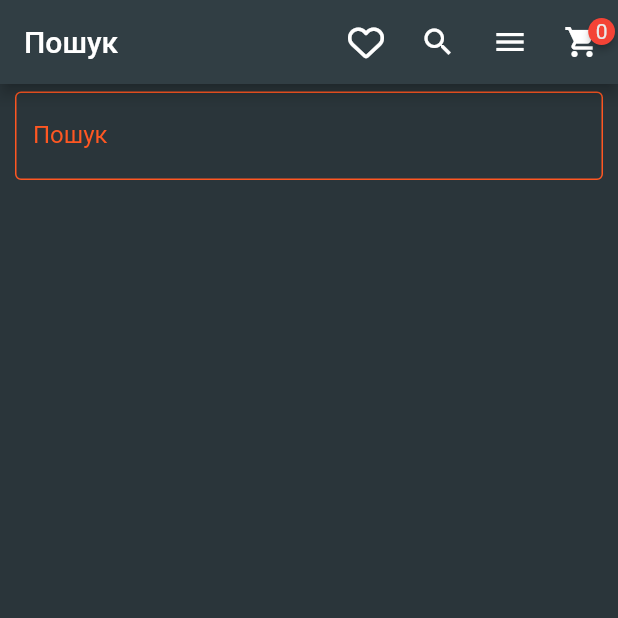
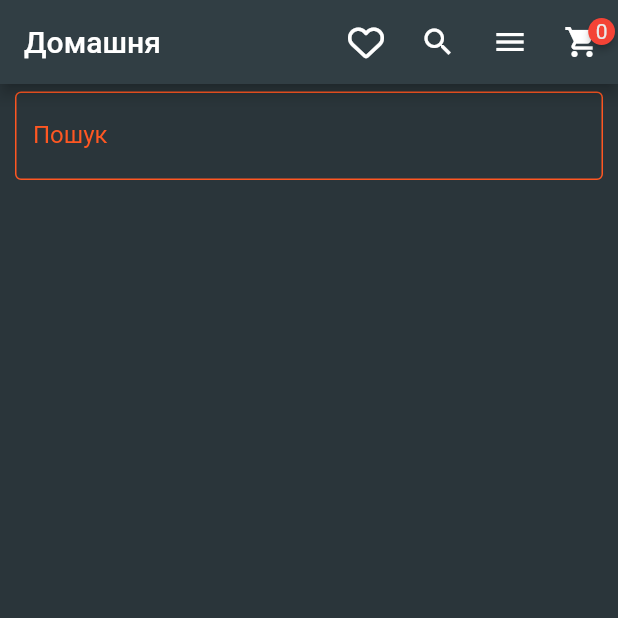
Before and after one commit to valeruchn/sample_shop, a Flutter app: the screen it shows after launch, after a tap on the "search" icon, on a phone screen of 412 x 824 dp, the top half of it. Run offline on Flutter 3.47's test engine with Material 2 defaults, Android fonts, the light colour scheme and no system bars; drawn by our look-alikes of badges; our stand-ins replace cloud_firestore, dio, firebase_auth, firebase_core, flutter_redux, font_awesome_flutter and 5 more; missing offline and left inert: redux_epics; accounts and stored records are empty.

Commit message:
refactor categories logic

```diff
--- a/lib/common/widgets/home_page/menu_drawer.dart
+++ b/lib/common/widgets/home_page/menu_drawer.dart
@@ -6,36 +6,28 @@ import 'package:flutter_redux/flutter_redux.dart';
 import 'package:font_awesome_flutter/font_awesome_flutter.dart';
 import 'package:redux/redux.dart';
 import 'package:sample_shop/common/helpers/constants/search_category_object_constants.dart';
+import 'package:sample_shop/common/widgets/home_page/category_item.dart';
+import 'package:sample_shop/store/actions/categories.action.dart';
 
 // Flutter imports:
 import 'package:sample_shop/store/actions/products.action.dart';
+import 'package:sample_shop/store/models/categories/category.model.dart';
 import 'package:sample_shop/store/reducers/reducer.dart';
 import 'package:sample_shop/common/helpers/constants/colors_constants.dart';
 import 'package:sample_shop/common/helpers/constants/text_constants.dart';
 
 class MenuDrawer extends StatefulWidget {
-  const MenuDrawer({Key? key, required this.handleChangeTitle})
+  const MenuDrawer({Key? key})
       : super(key: key);
-  final void Function(String title) handleChangeTitle;
 
   @override
   State<MenuDrawer> createState() => _MenuDrawerState();
 }
 
 class _MenuDrawerState extends State<MenuDrawer> {
-  bool _isOpenSubCatMenu = false;
-
-  // Открыть подкатегории
-  void _toggleSubCatMenu() {
-    setState(() {
-      _isOpenSubCatMenu = !_isOpenSubCatMenu;
-    });
-  }
-
   // Переключение фильтра
   void _handleChangeFilter(Store<AppState> store) => (String category,
           String title, BuildContext context, String? subcategory) {
-        widget.handleChangeTitle(title);
         if (category == kFavouriteCategorySearch.category) {
           store.dispatch(GetFavouriteProductsPending());
         } else {
@@ -62,59 +54,16 @@ class _MenuDrawerState extends State<MenuDrawer> {
                 style: TextStyle(fontSize: 30.00),
               ),
             ),
-            ListTile(
-              leading: const FaIcon(
-                FontAwesomeIcons.pizzaSlice,
-                color: kPrimaryColor,
-              ),
-              title: Text(kPizzaCategorySearch.title),
-              onTap: () => query(kPizzaCategorySearch.category,
-                  kPizzaCategorySearch.title, context, null),
-            ),
-            // Выпадающее меню
-            ListTile(
-                leading: const Icon(Icons.support_sharp, color: kPrimaryColor),
-                title: const Text(kRollsCategoryTitleText),
-                onTap: _toggleSubCatMenu),
-            if (_isOpenSubCatMenu)
-              Column(
+            StoreConnector<AppState, List<CategoryModel>>(
+              onInit: (store) => store.dispatch(GetCategoriesPending()),
+              converter: (store) => store.state.categories,
+              builder: (context, categories) => Column(
                 children: [
-                  const Divider(
-                    color: kDefaultBorderColor,
-                    height: 0.00,
-                  ),
-                  ...kDropDownButtonSubcategoryList
-                      .map((subcategory) => ListTile(
-                          leading: Container(
-                            margin:
-                                const EdgeInsets.only(left: 15.00, top: 5.5),
-                            child: const FaIcon(
-                              FontAwesomeIcons.circleDot,
-                              size: 12.00,
-                              color: kPrimaryColor,
-                            ),
-                          ),
-                          title: Container(
-                              margin: const EdgeInsets.only(left: 10.00),
-                              child: Text(subcategory.title)),
-                          onTap: () => query(
-                              subcategory.category,
-                              subcategory.title,
-                              context,
-                              subcategory.subcategory)))
-                      .toList(),
-                  const Divider(
-                    color: kDefaultBorderColor,
-                    height: 0.00,
-                  ),
+                  ...categories
+                      .map((category) => CategoryItem(category: category))
+                      .toList()
                 ],
               ),
-            ListTile(
-              leading: const FaIcon(FontAwesomeIcons.kitchenSet,
-                  color: kPrimaryColor),
-              title: Text(kSetsCategorySearch.title),
-              onTap: () => query(kSetsCategorySearch.category,
-                  kSetsCategorySearch.title, context, null),
             ),
             ListTile(
               leading: const FaIcon(FontAwesomeIcons.solidHeart,
@@ -126,8 +75,8 @@ class _MenuDrawerState extends State<MenuDrawer> {
             ListTile(
               leading: const Icon(Icons.all_inclusive, color: kPrimaryColor),
               title: Text(kAllCategorySearch.title),
-              onTap: () => query(
-                  kAllCategorySearch.category, kHomeScreenTitleText, context, null),
+              onTap: () => query(kAllCategorySearch.category,
+                  kHomeScreenTitleText, context, null),
             ),
           ],
         ),
--- a/lib/screens/home_page/home_page.dart
+++ b/lib/screens/home_page/home_page.dart
@@ -32,15 +32,17 @@ class _HomePageState extends State<HomePage> {
   String _selectedTitle = kHomeScreenTitleText;
 
   // Выбор фавориты или все
-  void Function() _handleSelectFavourites(Store<AppState> store) => () {
-        if (_selectedTitle != kFavouriteCategoryTitleText) {
-          handleChangeTitle(kFavouriteCategoryTitleText);
-          store.dispatch(GetFavouriteProductsPending());
-        } else {
-          handleChangeTitle(kHomeScreenTitleText);
-          store.dispatch(GetProductsPending());
-        }
-      };
+  Map<String, dynamic> _handleSelectFavourites(Store<AppState> store) {
+    void action() {
+      if (store.state.homePageTitle != kFavouriteCategoryTitleText) {
+        store.dispatch(GetFavouriteProductsPending());
+      } else {
+        store.dispatch(GetProductsPending());
+      }
+    }
+
+    return {'title': store.state.homePageTitle, 'action': action};
+  }
 
   // изменение заголовка екрана
   void handleChangeTitle(String title) {
@@ -50,8 +52,8 @@ class _HomePageState extends State<HomePage> {
   }
 
   // Вывод иконки фаворит
-  FaIcon favouriteIcon() {
-    if (_selectedTitle == kFavouriteCategoryTitleText) {
+  FaIcon favouriteIcon(String selectedTitle) {
+    if (selectedTitle == kFavouriteCategoryTitleText) {
       return const FaIcon(
         FontAwesomeIcons.solidHeart,
         size: 30.00,
@@ -73,22 +75,20 @@ class _HomePageState extends State<HomePage> {
       child: Scaffold(
         key: _scaffoldKey,
         appBar: AppBar(
-          title: Text(_selectedTitle),
+          title: StoreConnector<AppState, String>(
+            converter: (store) => store.state.homePageTitle,
+            builder: (context, title) => Text(title),
+          ),
           actions: [
-            StoreConnector<AppState, void Function()>(
+            StoreConnector<AppState, Map<String, dynamic>>(
                 converter: _handleSelectFavourites,
-                builder: (context, handleSelectFavourite) => IconButton(
-                    icon: favouriteIcon(), onPressed: handleSelectFavourite)),
+                builder: (context, handlerMap) => IconButton(
+                    icon: favouriteIcon(handlerMap['title']),
+                    onPressed: handlerMap['action'])),
             IconButton(
                 onPressed: () {
                   setState(() {
                     _isOpenSearch = !_isOpenSearch;
-                    // Изменение заголовка
-                    if(_isOpenSearch){
-                      _selectedTitle = kSearchPanelLabelText;
-                    } else {
-                      _selectedTitle = kHomeScreenTitleText;
-                    }
                   });
                 },
                 icon: const Icon(Icons.search)),
@@ -113,7 +113,7 @@ class _HomePageState extends State<HomePage> {
             )
           ],
         ),
-        endDrawer: MenuDrawer(handleChangeTitle: handleChangeTitle),
+        endDrawer: const MenuDrawer(),
         // Для получения данных из стейт
         body: StoreConnector<AppState, AppState>(
           converter: (store) => store.state,
```
Also changed, not shown: lib/common/widgets/home_page/category_item.dart (added, +125 -0 lines), lib/store/actions/home_page_title.action.dart (+5 -2 lines), lib/store/epics/products.epics.dart (+18 -9 lines), lib/store/reducers/home_page_title.reducer.dart (+15 -5 lines).
